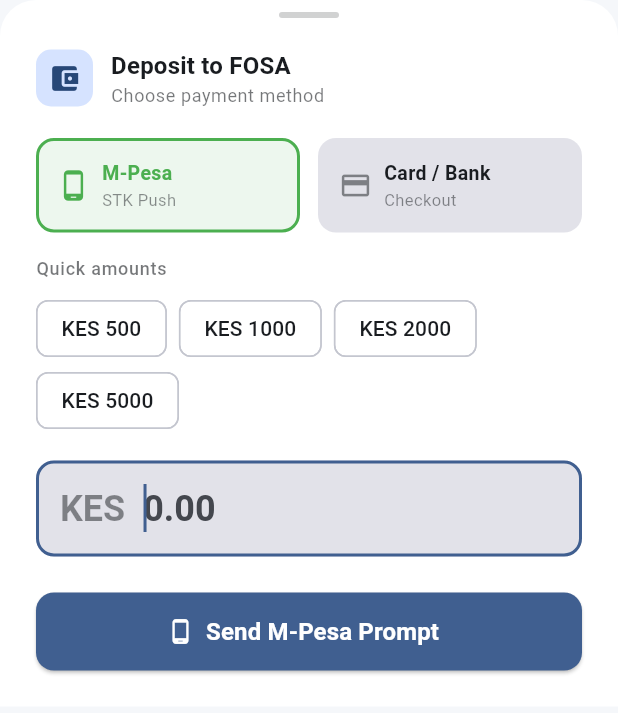
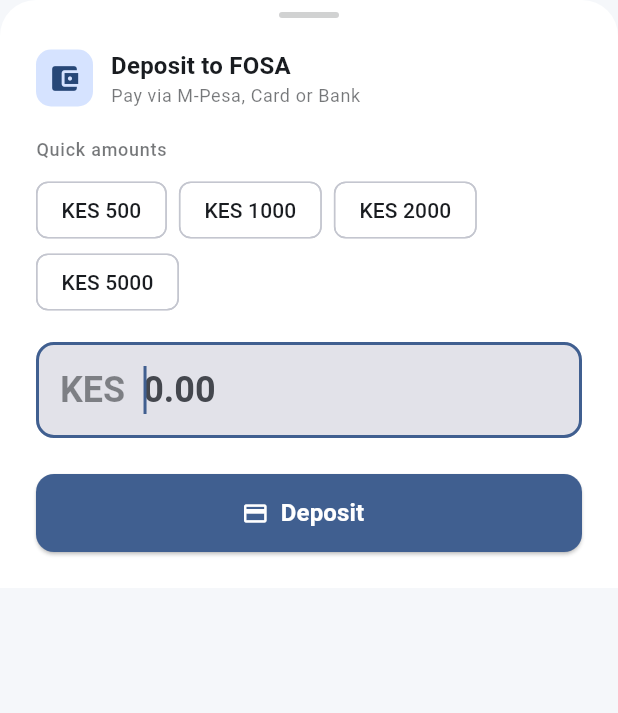
Before and after one commit to M-oses340/omwa-sacco, a Flutter app: the _DepositSheet widget shown alone on an empty page, opened directly with empty values, on a phone screen of 412 x 824 dp. Shown: the top 713 px of the screen. Run offline on Flutter 3.47's test engine with Material 3 defaults, Android fonts, the light colour scheme and no system bars; our stand-ins replace connectivity_plus, device_info_plus, flutter_bloc, flutter_secure_storage, local_auth, pinput and 2 more; accounts and stored records are empty; statements that could not run were skipped.

Commit message:
fix: deposit uses single IntaSend checkout WebView for all payment methods

```diff
--- a/app/lib/features/transactions/screens/deposit_screen.dart
+++ b/app/lib/features/transactions/screens/deposit_screen.dart
@@ -27,7 +27,7 @@
 class _DepositSheetState extends State<_DepositSheet> {
   final _formKey = GlobalKey<FormState>();
   final _amountController = TextEditingController();
-  bool _useMpesa = true;
+  bool _useMpesa = false; // unused — kept for state compatibility
 
   @override
   void dispose() {
@@ -38,15 +38,9 @@
   void _submit() {
     if (!_formKey.currentState!.validate()) return;
     final amount = double.parse(_amountController.text.trim());
-    if (_useMpesa) {
-      context.read<TransactionBloc>().add(
-            DepositInitiated(memberId: widget.member['id'], amount: amount),
-          );
-    } else {
-      context.read<TransactionBloc>().add(
-            CardDepositInitiated(memberId: widget.member['id'], amount: amount),
-          );
-    }
+    context.read<TransactionBloc>().add(
+          CardDepositInitiated(memberId: widget.member['id'], amount: amount),
+        );
   }
 
   Future<void> _openCheckout(TransactionCheckoutReady state) async {
@@ -126,7 +120,7 @@
                       children: [
                         Text('Deposit to FOSA',
                             style: tt.titleMedium?.copyWith(fontWeight: FontWeight.bold)),
-                        Text('Choose payment method',
+                        Text('Pay via M-Pesa, Card or Bank',
                             style: tt.bodySmall?.copyWith(
                                 color: cs.onSurface.withValues(alpha: 0.6))),
                       ],
@@ -134,29 +128,6 @@
                   ],
                 ),
                 const SizedBox(height: 20),
-                // Payment method toggle
-                Row(
-                  children: [
-                    Expanded(
-                      child: _MethodCard(
-                        icon: Icons.phone_android, label: 'M-Pesa',
-                        subtitle: 'STK Push', selected: _useMpesa,
-                        color: Colors.green,
-                        onTap: () => setState(() => _useMpesa = true),
-                      ),
-                    ),
-                    const SizedBox(width: 12),
-                    Expanded(
-                      child: _MethodCard(
-                        icon: Icons.credit_card, label: 'Card / Bank',
-                        subtitle: 'Checkout', selected: !_useMpesa,
-                        color: Colors.blue,
-                        onTap: () => setState(() => _useMpesa = false),
-                      ),
-                    ),
-                  ],
-                ),
-                const SizedBox(height: 16),
                 Text('Quick amounts',
                     style: tt.labelMedium?.copyWith(
                         color: cs.onSurface.withValues(alpha: 0.6))),
@@ -208,13 +179,9 @@
                             width: 20, height: 20,
                             child: CircularProgressIndicator(
                                 color: cs.onPrimary, strokeWidth: 2))
-                        : Icon(
-                            _useMpesa ? Icons.phone_android : Icons.credit_card,
-                            color: cs.onPrimary),
+                        : Icon(Icons.payment, color: cs.onPrimary),
                     label: Text(
-                      isLoading
-                          ? 'Processing...'
-                          : _useMpesa ? 'Send M-Pesa Prompt' : 'Continue to Checkout',
+                      isLoading ? 'Processing...' : 'Deposit',
                       style: TextStyle(
                           fontSize: 16, fontWeight: FontWeight.w600,
                           color: cs.onPrimary),
```
